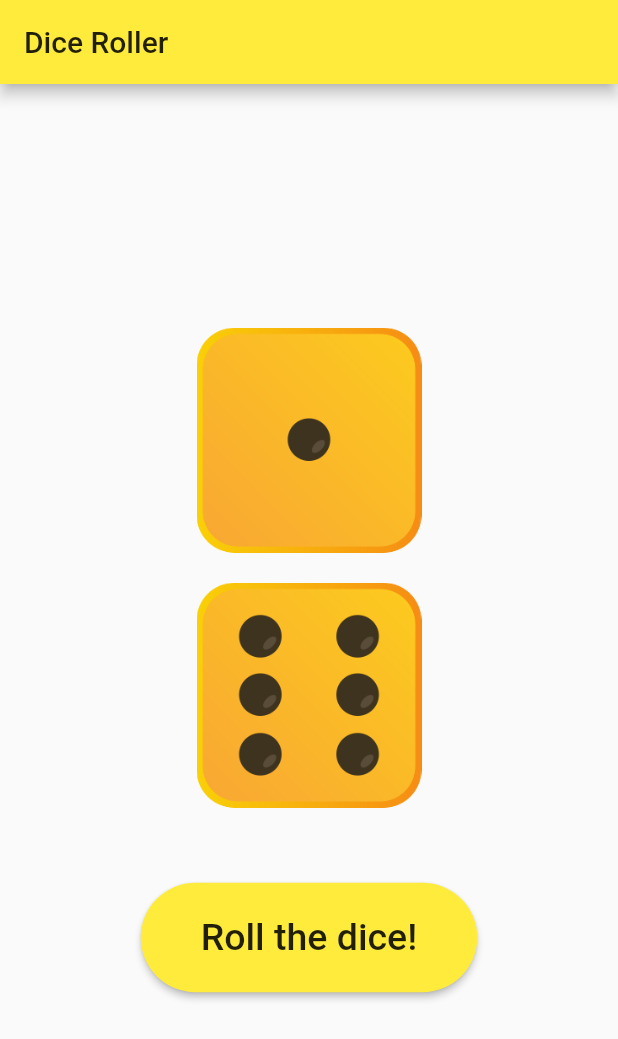
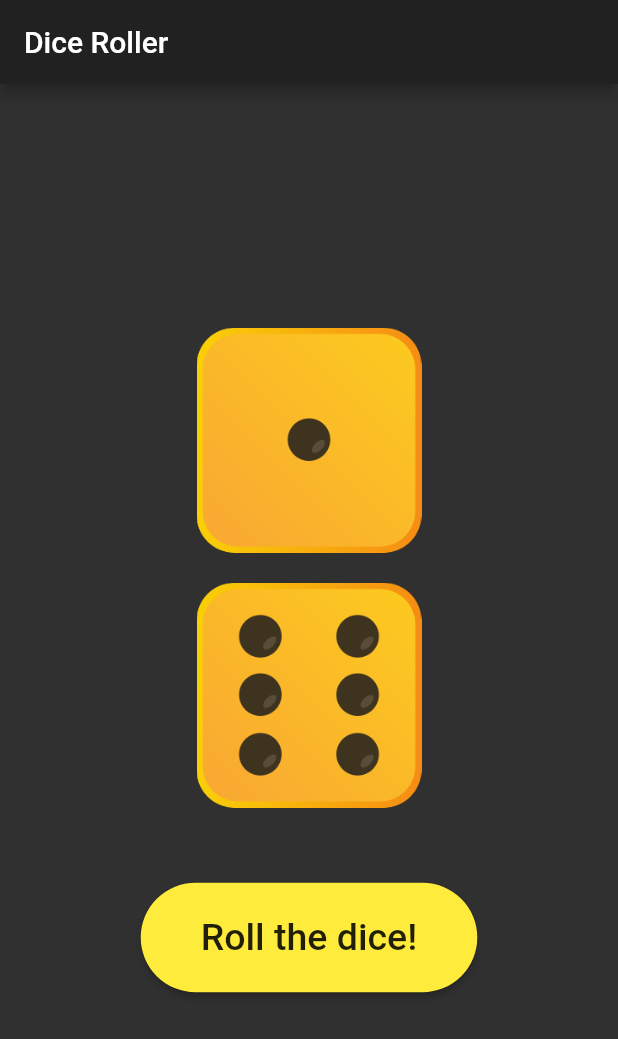
Before and after one commit to iamsourav37/Dice-roller-app, a Flutter app: the screen it shows after launch, on a phone screen of 412 x 824 dp. Shown: the top 1039 px of the screen. Run offline on Flutter 3.47's test engine with Material 2 defaults, Android fonts, the phone set to English and light mode, and no system bars.

Commit message:
app is in dark mode

```diff
--- a/lib/HomePage.dart
+++ b/lib/HomePage.dart
@@ -114,6 +114,7 @@ class _HomePageState extends State<HomePage> {
                     "Roll the dice!",
                     style: TextStyle(
                       fontSize: 25.0,
+                      color: Colors.black87,
                     ),
                   ),
                 ),
--- a/lib/main.dart
+++ b/lib/main.dart
@@ -8,9 +8,7 @@ class MyApp extends StatelessWidget {
   Widget build(BuildContext context) {
     return MaterialApp(
       title: "Dice roller app",
-      theme: ThemeData(
-        primarySwatch: Colors.yellow,
-       ),
+      theme: ThemeData.dark(),
        debugShowCheckedModeBanner: false,
        home: HomePage(),
     );
```
